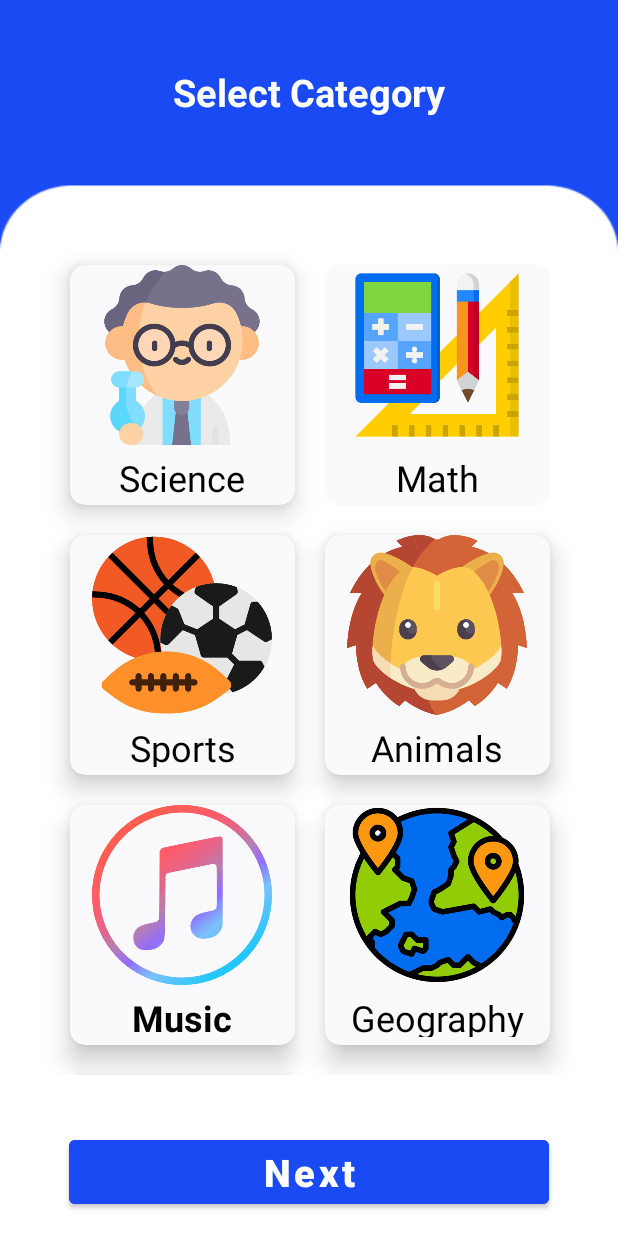
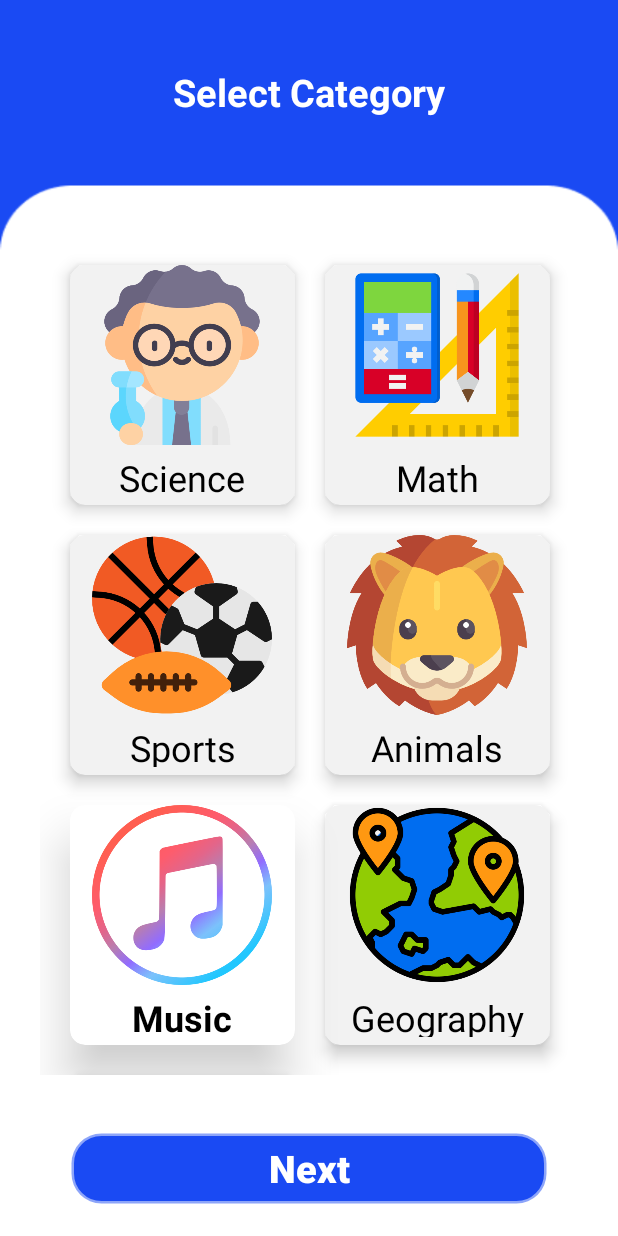
Before and after one commit to LalitSinghRajput/QuizApp, an Android app: the screen it shows after launch (MainActivity), after a tap on "Music", on a phone screen of 412 x 824 dp. Run offline under Robolectric (Android 15) with nearby library versions, the phone set to English and light mode, and no system bars.

```diff
--- a/app/src/main/AndroidManifest.xml
+++ b/app/src/main/AndroidManifest.xml
@@ -9,6 +9,9 @@
         android:roundIcon="@mipmap/ic_launcher_round"
         android:supportsRtl="true"
         android:theme="@style/custom_theme">
+        <activity
+            android:name=".question_answer"
+            android:exported="false" />
         <activity
             android:name=".difficulty_mode_selection"
             android:exported="false" />
--- a/app/src/main/java/com/example/quizapp/MainActivity.kt
+++ b/app/src/main/java/com/example/quizapp/MainActivity.kt
@@ -2,6 +2,7 @@ package com.example.quizapp
 
 import android.content.Intent
 import android.content.SharedPreferences
+import android.content.res.ColorStateList
 import android.graphics.Typeface
 import androidx.appcompat.app.AppCompatActivity
 import android.os.Bundle
@@ -41,11 +42,13 @@ class MainActivity : AppCompatActivity() {
         super.onCreate(savedInstanceState)
         setContentView(R.layout.activity_main)
 
+        // for removing buttons
         window.decorView.apply {
             systemUiVisibility =
                 View.SYSTEM_UI_FLAG_HIDE_NAVIGATION or View.SYSTEM_UI_FLAG_FULLSCREEN
         }
 
+        resetAll()
 
         for (key in categoryCard.keys) {
             val currCategoryCard = findViewById<CardView>(key)
@@ -53,11 +56,16 @@ class MainActivity : AppCompatActivity() {
                 category = categoryCard[key].toString()
 
                 // reset
-                resetTitle()
+//                resetTitle()
+                resetAll()
 
                 val title = categoryTitle[category]!!.toInt()
                 val currTitle = findViewById<TextView>(title)
                 currTitle.setTypeface(null, Typeface.BOLD);
+
+                val card=findViewById<CardView>(key)
+                card.setBackgroundTintList(ColorStateList.valueOf(resources.getColor(R.color.difficulty_card_enable)))
+                card.cardElevation=30.0f
             }
         }
 
@@ -84,5 +92,18 @@ class MainActivity : AppCompatActivity() {
             title.setTypeface(null, Typeface.NORMAL)
         }
     }
+    private fun resetAll(){
+        // reset card
+        for(key in categoryCard.keys){
+            val card=findViewById<CardView>(key)
+            card.setBackgroundTintList(ColorStateList.valueOf(resources.getColor(R.color.difficulty_card_disable)))
+            card.cardElevation=10.0f
+        }
+        // resset title
+        for (key in categoryTitle.keys) {
+            val title = findViewById<TextView>(categoryTitle[key]!!.toInt())
+            title.setTypeface(null, Typeface.NORMAL)
+        }
+    }
 
 }
--- /dev/null
+++ b/app/src/main/res/drawable/custom_btn.xml
@@ -0,0 +1,12 @@
+<?xml version="1.0" encoding="utf-8"?>
+<shape xmlns:android="http://schemas.android.com/apk/res/android">
+    <stroke android:width="3dp"
+        android:color="#80FFFFFF" />
+
+    <corners android:radius="20dp" />
+
+        <gradient android:angle="270"
+            android:centerColor="#1A4AF3"
+            android:endColor="#1A4AF3"
+            android:startColor="#1A4AF3" />
+</shape>
--- a/app/src/main/res/layout/activity_main.xml
+++ b/app/src/main/res/layout/activity_main.xml
@@ -288,9 +288,9 @@
     <Button
         android:id="@+id/categoryNextBtn"
         android:layout_width="320dp"
-        android:layout_height="wrap_content"
-        android:layout_marginBottom="15dp"
-        android:backgroundTint="@color/bg_color"
+        android:layout_height="50dp"
+        android:layout_marginBottom="20dp"
+        android:background="@drawable/custom_btn"
         android:text="Next"
         android:textAllCaps="false"
         android:textColor="@color/white"
--- a/app/src/main/res/values-night/themes.xml
+++ b/app/src/main/res/values-night/themes.xml
@@ -1,6 +1,6 @@
 <resources xmlns:tools="http://schemas.android.com/tools">
     <!-- Base application theme. -->
-    <style name="Theme.QuizApp" parent="Theme.MaterialComponents.DayNight.DarkActionBar">
+    <style name="Theme.QuizApp" parent="Theme.AppCompat.DayNight.DarkActionBar">
         <!-- Primary brand color. -->
         <item name="colorPrimary">@color/purple_200</item>
         <item name="colorPrimaryVariant">@color/purple_700</item>
--- a/app/src/main/res/values-v27/themes.xml
+++ b/app/src/main/res/values-v27/themes.xml
@@ -1,7 +1,7 @@
 <?xml version="1.0" encoding="utf-8"?>
 <resources>
 
-    <style name="custom_theme" parent="Theme.MaterialComponents.DayNight.NoActionBar">
+    <style name="custom_theme" parent="Theme.AppCompat.DayNight.NoActionBar">
         <!-- Primary brand color. -->
         <item name="colorPrimary">@color/purple_500</item>
         <item name="colorPrimaryVariant">@color/purple_700</item>
--- a/app/src/main/res/values/colors.xml
+++ b/app/src/main/res/values/colors.xml
@@ -13,4 +13,6 @@
     <color name="difficulty_circle_enable">#1A4AF3</color>
     <color name="difficulty_card_disable">#f2f2f2</color>
     <color name="difficulty_card_enable">#ffff</color>
+    <color name="correct_option">#4BB543</color>
+    <color name="incorrect_option">#FC100D</color>
 </resources>
--- a/app/src/main/res/values/themes.xml
+++ b/app/src/main/res/values/themes.xml
@@ -1,6 +1,6 @@
 <resources xmlns:tools="http://schemas.android.com/tools">
     <!-- Base application theme. -->
-    <style name="Theme.QuizApp" parent="Theme.MaterialComponents.DayNight.DarkActionBar">
+    <style name="Theme.QuizApp" parent="Theme.AppCompat.NoActionBar">
         <!-- Primary brand color. -->
         <item name="colorPrimary">@color/purple_500</item>
         <item name="colorPrimaryVariant">@color/purple_700</item>
@@ -15,7 +15,7 @@
     </style>
 
 <!--    custom theme -->
-    <style name="custom_theme" parent="Theme.MaterialComponents.DayNight.NoActionBar">
+    <style name="custom_theme" parent="Theme.AppCompat.DayNight.NoActionBar">
         <!-- Primary brand color. -->
         <item name="colorPrimary">@color/purple_500</item>
         <item name="colorPrimaryVariant">@color/purple_700</item>
@@ -36,4 +36,8 @@
 
     </style>
 
+    <style name="Button.style" parent="ThemeOverlay.AppCompat">
+        <item name="colorAccent">#1A4AF3</item>
+    </style>
+
 </resources>
```
Also changed, not shown: app/src/main/java/com/example/quizapp/difficulty_mode_selection.kt (+24 -2 lines), app/src/main/java/com/example/quizapp/question_answer.kt (added, +25 -0 lines), app/src/main/res/layout/activity_difficulty_mode_selection.xml (+4 -4 lines), app/src/main/res/layout/activity_question_answer.xml (added, +202 -0 lines), app/src/main/res/drawable/background_question.png (added).
